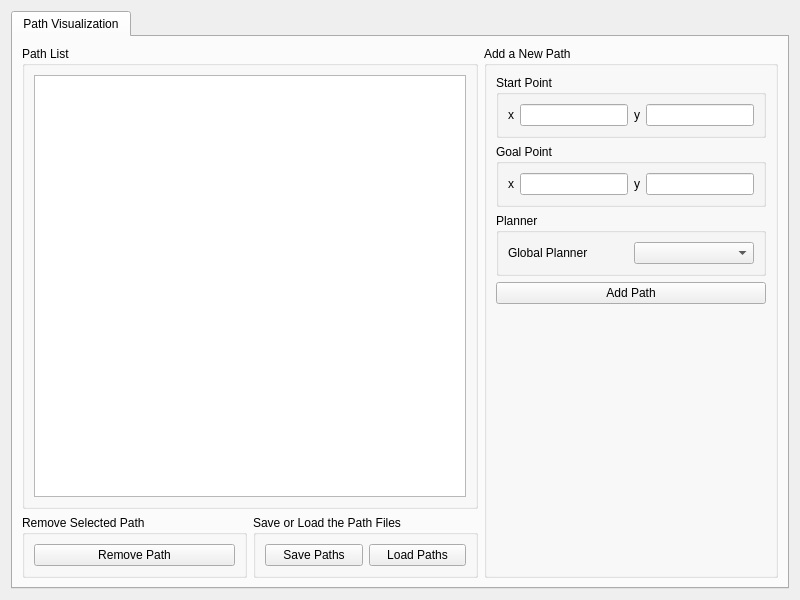
Above: src/rviz_plugins/path_visual_plugin/ui/path_visual_plugin.ui from ai-winter/ros_motion_planning_visualizer before the change. Below: the same form after it.
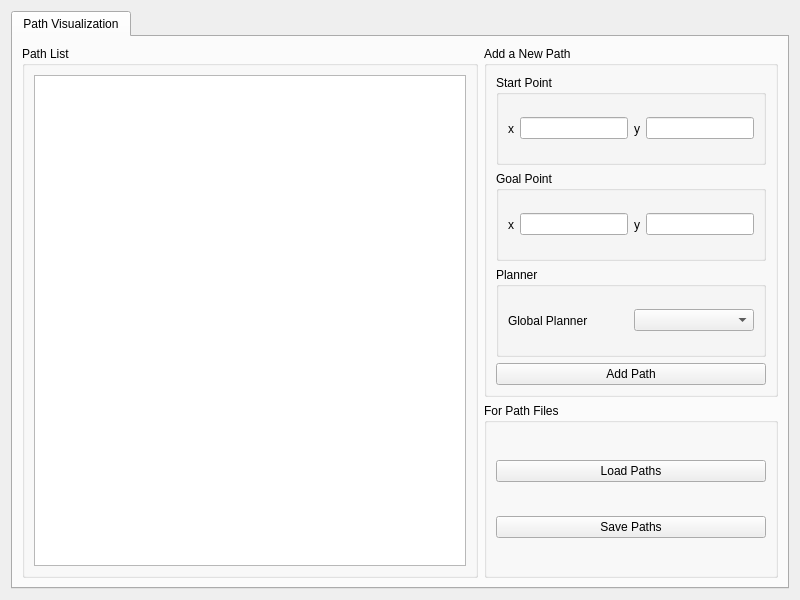
That is the form after the change.

Patch:
```diff
--- a/src/rviz_plugins/path_visual_plugin/ui/path_visual_plugin.ui
+++ b/src/rviz_plugins/path_visual_plugin/ui/path_visual_plugin.ui
@@ -32,9 +32,9 @@
       <attribute name="title">
        <string>Path Visualization</string>
       </attribute>
-      <layout class="QGridLayout" name="gridLayout_4">
-       <item row="0" column="0" colspan="2">
-        <widget class="QGroupBox" name="groupBox_3">
+      <layout class="QGridLayout" name="gridLayout_pathVisualization">
+       <item row="0" column="0" rowspan="3" colspan="2">
+        <widget class="QGroupBox" name="groupBox_list">
          <property name="title">
           <string>Path List</string>
          </property>
@@ -52,45 +52,6 @@
          </layout>
         </widget>
        </item>
-       <item row="1" column="0">
-        <widget class="QGroupBox" name="groupBox_10">
-         <property name="title">
-          <string>Remove Selected Path</string>
-         </property>
-         <layout class="QHBoxLayout" name="horizontalLayout_5">
-          <item>
-           <widget class="QPushButton" name="pushButton_4">
-            <property name="text">
-             <string>Remove Path</string>
-            </property>
-           </widget>
-          </item>
-         </layout>
-        </widget>
-       </item>
-       <item row="1" column="1">
-        <widget class="QGroupBox" name="groupBox_8">
-         <property name="title">
-          <string>Save or Load the Path Files</string>
-         </property>
-         <layout class="QHBoxLayout" name="horizontalLayout_4">
-          <item>
-           <widget class="QPushButton" name="pushButton_2">
-            <property name="text">
-             <string>Save Paths</string>
-            </property>
-           </widget>
-          </item>
-          <item>
-           <widget class="QPushButton" name="pushButton_3">
-            <property name="text">
-             <string>Load Paths</string>
-            </property>
-           </widget>
-          </item>
-         </layout>
-        </widget>
-       </item>
        <item row="0" column="2" rowspan="2">
         <widget class="QGroupBox" name="groupBox_4">
          <property name="enabled">
@@ -190,18 +151,28 @@
             </property>
            </widget>
           </item>
+         </layout>
+        </widget>
+       </item>
+       <item row="2" column="2">
+        <widget class="QGroupBox" name="groupBox_files">
+         <property name="title">
+          <string>For Path Files</string>
+         </property>
+         <layout class="QVBoxLayout" name="verticalLayout_files">
           <item>
-           <spacer name="verticalSpacer_2">
-            <property name="orientation">
-             <enum>Qt::Vertical</enum>
+           <widget class="QPushButton" name="pushButton_files_load">
+            <property name="text">
+             <string>Load Paths</string>
             </property>
-            <property name="sizeHint" stdset="0">
-             <size>
-              <width>20</width>
-              <height>40</height>
-             </size>
+           </widget>
+          </item>
+          <item>
+           <widget class="QPushButton" name="pushButton_files_save">
+            <property name="text">
+             <string>Save Paths</string>
             </property>
-           </spacer>
+           </widget>
           </item>
          </layout>
         </widget>
```
Left out of the diff: 48 changed lines with no effect on the pictures.
